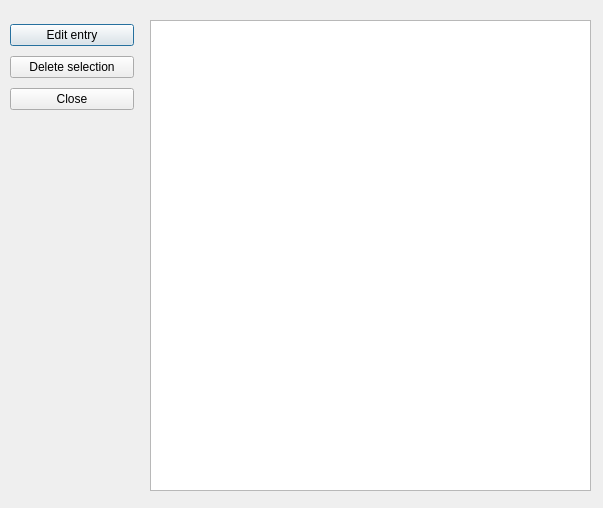
The window that config/ui/QtListPopupDialog.ui (nomispaz/qttimemgr) describes before a commit, drawn with Qt 5.
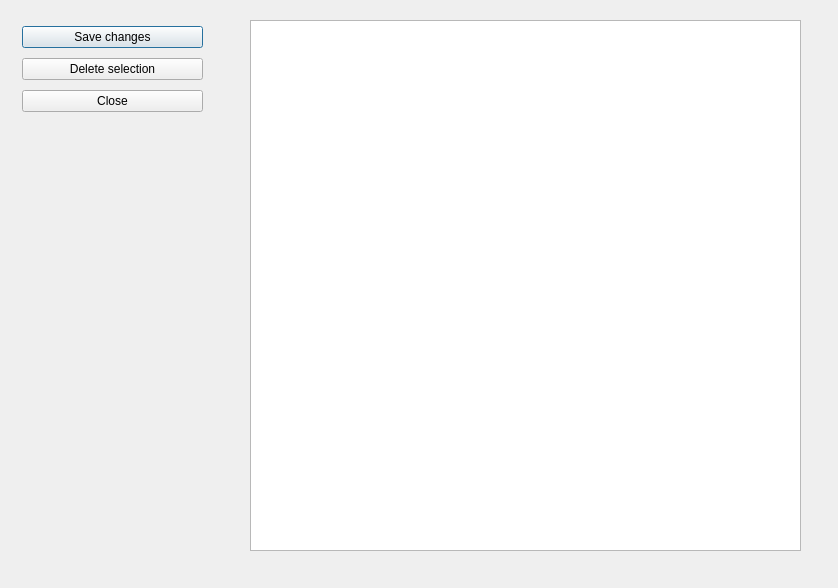
The same window after the commit.

Commit message: fixed  Add new window to delete and change entries #2

```diff
--- a/config/ui/QtListPopupDialog.ui
+++ b/config/ui/QtListPopupDialog.ui
@@ -6,19 +6,29 @@
    <rect>
     <x>0</x>
     <y>0</y>
-    <width>603</width>
-    <height>508</height>
+    <width>838</width>
+    <height>588</height>
    </rect>
   </property>
   <property name="windowTitle">
    <string>Dialog</string>
   </property>
-  <widget class="QWidget" name="layoutWidget">
+  <widget class="QTableWidget" name="tShowTrackingEntries">
    <property name="geometry">
     <rect>
-     <x>10</x>
+     <x>250</x>
      <y>20</y>
-     <width>124</width>
+     <width>551</width>
+     <height>531</height>
+    </rect>
+   </property>
+  </widget>
+  <widget class="QWidget" name="">
+   <property name="geometry">
+    <rect>
+     <x>22</x>
+     <y>22</y>
+     <width>181</width>
      <height>95</height>
     </rect>
    </property>
@@ -26,7 +36,7 @@
     <item>
      <widget class="QPushButton" name="bEditEntry">
       <property name="text">
-       <string>Edit entry</string>
+       <string>Save changes</string>
       </property>
      </widget>
     </item>
@@ -46,16 +56,6 @@
     </item>
    </layout>
   </widget>
-  <widget class="QTableWidget" name="tShowTrackingEntries">
-   <property name="geometry">
-    <rect>
-     <x>150</x>
-     <y>20</y>
-     <width>441</width>
-     <height>471</height>
-    </rect>
-   </property>
-  </widget>
  </widget>
  <resources/>
  <connections/>
```
The commit also changes 2 other files.
